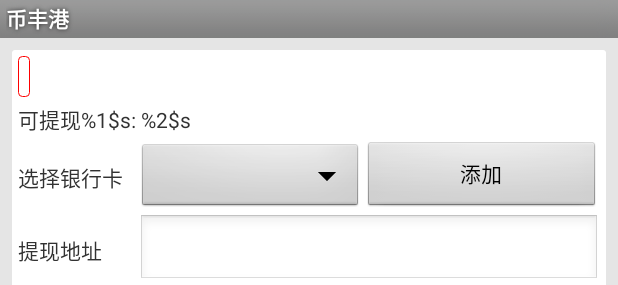
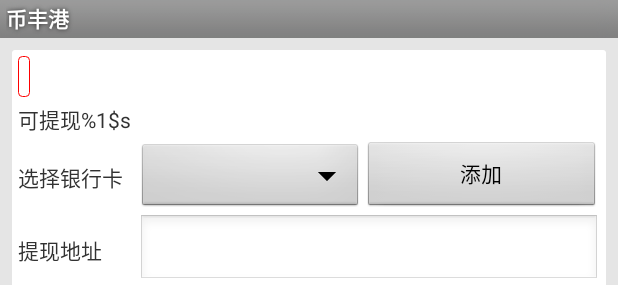
Before and after one commit to hossx/Odin, an Android app: the layout withdrawal_fragment.xml on its own in the app's theme, with its tools: preview values and no code run, on a phone screen of 412 x 824 dp. Shown: the top 285 px of the screen. Run offline under Robolectric (Android 15) with nearby library versions, the phone set to English and light mode, and no system bars; plain views replace PullToRefreshScrollView.

Commit message:
modify the style of withdrawal sum

```diff
--- a/app/src/main/java/com/coinport/odin/fragment/WithdrawalFragment.java
+++ b/app/src/main/java/com/coinport/odin/fragment/WithdrawalFragment.java
@@ -135,8 +135,10 @@ public class WithdrawalFragment extends DWFragmentCommon {
         }
         TextView description = (TextView) view.findViewById(R.id.withdrawal_description);
         description.setText(String.format(withdrawalDescription, "100" + " " + currency, "1" + " " + currency));
+        TextView withdrawalSumLabel = (TextView) view.findViewById(R.id.withdrawal_sum_label);
+        withdrawalSumLabel.setText(String.format(getString(R.string.withdrawal_sum_label), currency));
         TextView withdrawalSum = (TextView) view.findViewById(R.id.withdrawal_sum);
-        withdrawalSum.setText(String.format(getString(R.string.withdrawal_sum), currency, "12312312"));
+        withdrawalSum.setText("31323.234123");
         updateWithdrawalHistory();
     }
 
--- a/app/src/main/res/layout/withdrawal_fragment.xml
+++ b/app/src/main/res/layout/withdrawal_fragment.xml
@@ -34,13 +34,25 @@
                     android:layout_height="wrap_content"
                     android:padding="4dip"
                     android:background="@drawable/red_input_border"/>
-                <TextView
-                    android:id="@+id/withdrawal_sum"
-                    android:layout_width="wrap_content"
+                <LinearLayout
+                    android:layout_width="fill_parent"
                     android:layout_height="wrap_content"
+                    android:gravity="center_vertical"
                     android:layout_marginTop="4dip"
                     android:layout_marginBottom="4dip"
-                    android:text="@string/withdrawal_sum"/>
+                    android:orientation="horizontal">
+                    <TextView
+                        android:id="@+id/withdrawal_sum_label"
+                        android:layout_width="80dip"
+                        android:layout_height="wrap_content"
+                        android:text="@string/withdrawal_sum_label"/>
+                    <TextView
+                        android:id="@+id/withdrawal_sum"
+                        android:paddingLeft="3dip"
+                        android:layout_width="fill_parent"
+                        android:layout_height="wrap_content"/>
+                </LinearLayout>
+
                 <LinearLayout
                     android:id="@+id/withdrawal_bank_card_selector"
                     android:layout_width="fill_parent"
--- a/app/src/main/res/values/strings.xml
+++ b/app/src/main/res/values/strings.xml
@@ -123,7 +123,7 @@
     <string name="withdrawal_description_btc">最小提现不能小于 %1$s ，无最大数量限制。 我们会从提现数目中扣除 %2$s 作为手续费。提现请求会在24小时内处理完成。我们的工作时间是香港时间12:00-24:00，周末无休。如有其他问题，请联系客服人员。</string>
     <string name="withdrawal_description_btsx">最小提现不能小于 %1$s ，无最大数量限制。 我们会从提现数目中扣除 %2$s 作为手续费。提现请求会在24小时内处理完成。我们的工作时间是香港时间12:00-24:00，周末无休。如有其他问题，请联系客服人员。(BTSX目前只支持使用已注册的帐号提币，比如coinport-deposit)</string>
 
-    <string name="withdrawal_sum">可提现%1$s: %2$s</string>
+    <string name="withdrawal_sum_label">可提现%1$s</string>
 
     <string name="withdrawal_history_description">最近10笔提现记录:</string>
     <string name="withdrawal_select_bank_card">选择银行卡</string>
```
